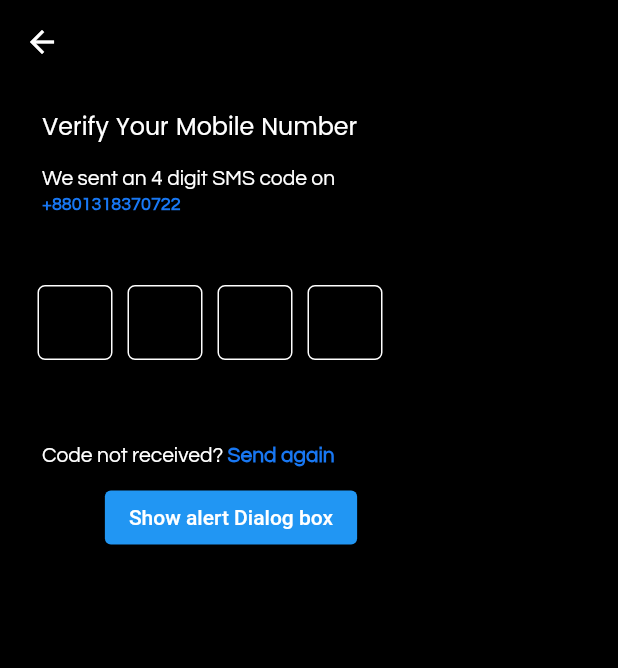
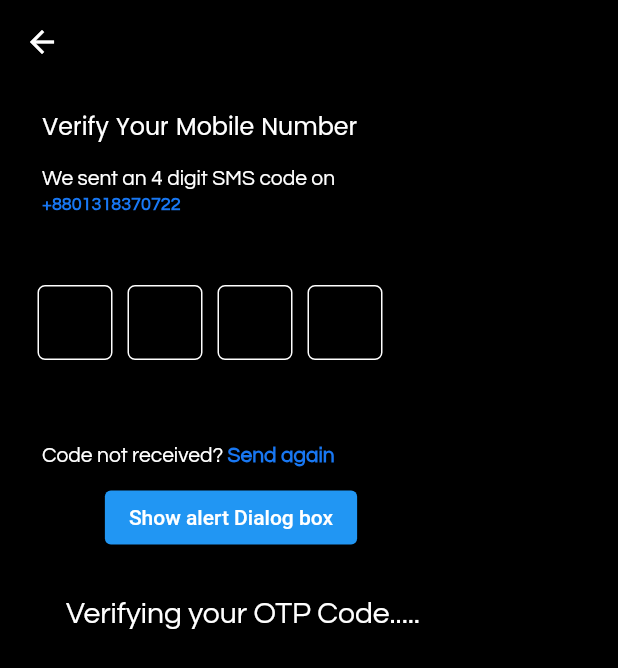
Before and after one commit to SyedMahide/final_ui, a Flutter app: the PinCodeVerificationScreen screen opened directly, on a phone screen of 412 x 824 dp. Shown: the top 668 px of the screen. Run offline on Flutter 3.47's test engine with Material 2 defaults, Android fonts, the phone set to English and light mode, and no system bars; drawn by our look-alikes of pin_code_fields.

Commit message:
otp verify page

```diff
--- a/lib/ui/otp_pin.dart
+++ b/lib/ui/otp_pin.dart
@@ -310,25 +310,27 @@ class _PinCodeVerificationScreenState extends State<PinCodeVerificationScreen> {
                                 ),
                               ),
                             ),
+                            Center(
+                              child: Container(
+                                alignment: Alignment.center,
+                                margin: EdgeInsets.only(top: 30, left: 44),
+                                child: const Text(
+                                  "Verifying your OTP Code.....",
+                                  style: TextStyle(
+                                      fontFamily: 'Questrial',
+                                      fontSize: 20,
+                                      fontWeight: FontWeight.w500,
+                                      fontStyle: FontStyle.normal,
+                                      color: Colors.white),
+                                  textAlign: TextAlign.center,
+                                ),
+                              ),
+                            ),
                           ],
-
                         ),
                       ),
                     ),
                   ],
-                ),
-                Container(
-                  alignment: Alignment.center,
-                  margin: EdgeInsets.only(top: 30),
-                  child: const Text(
-                    "Verifing Your OTP Code",
-                    style: TextStyle(
-                        fontFamily: 'Questrial',
-                        fontSize: 24,
-                        fontWeight: FontWeight.w400,
-                        fontStyle: FontStyle.normal,
-                        color: Colors.white),
-                  ),
                 ),
               ],
             ),
```
